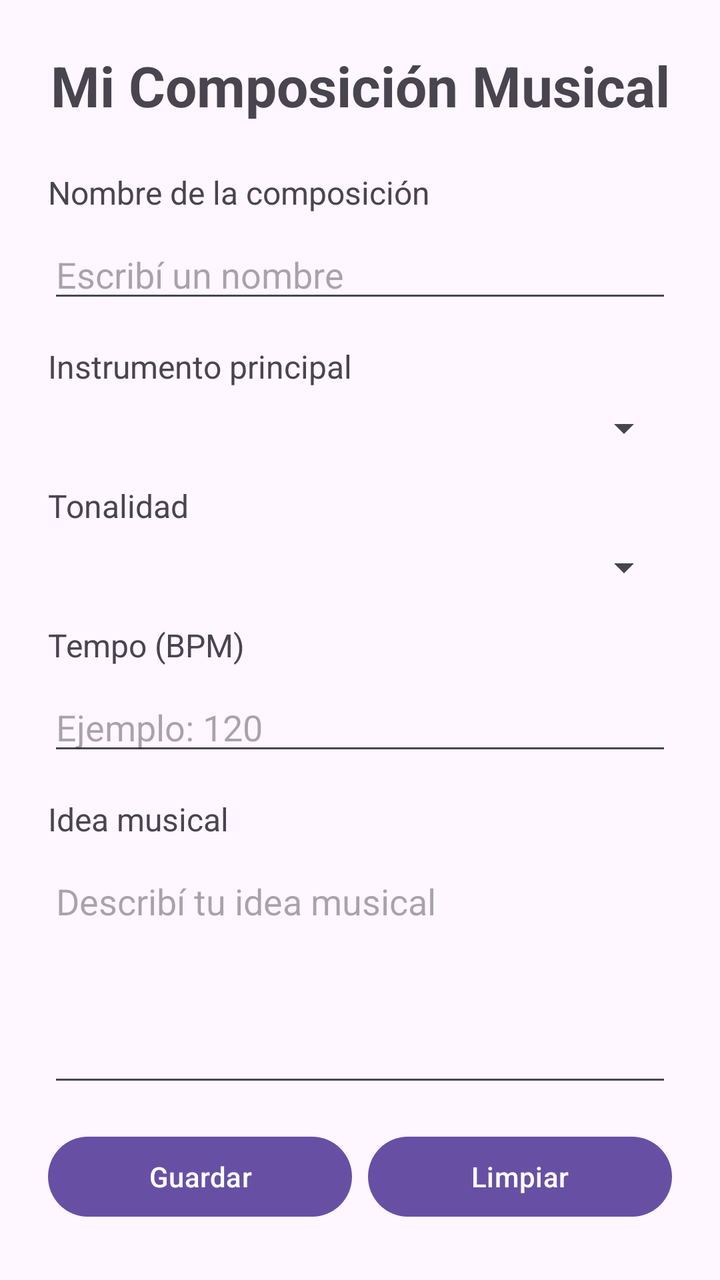
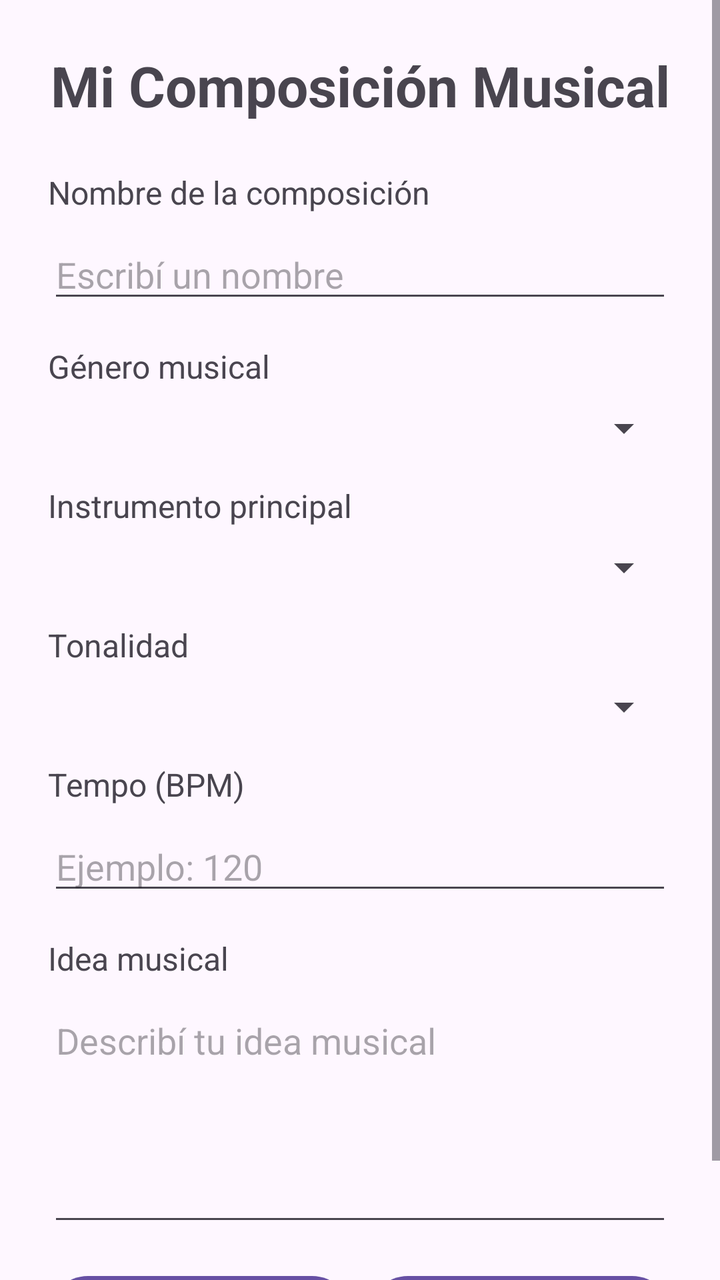

Two renders of the same Android screen: before a commit and after it. Below are the layout's source before the change and the commit's diff.
<!-- AndroidManifest.xml: application theme Theme.MiApp -->
<!-- res/layout/activity_main.xml -->
<?xml version="1.0" encoding="utf-8"?>
<androidx.constraintlayout.widget.ConstraintLayout
    xmlns:android="http://schemas.android.com/apk/res/android"
    xmlns:app="http://schemas.android.com/apk/res-auto"
    android:layout_width="match_parent"
    android:layout_height="match_parent">

    <ScrollView
        android:layout_width="0dp"
        android:layout_height="0dp"
        android:fillViewport="true"
        app:layout_constraintTop_toTopOf="parent"
        app:layout_constraintBottom_toBottomOf="parent"
        app:layout_constraintStart_toStartOf="parent"
        app:layout_constraintEnd_toEndOf="parent">

        <LinearLayout
            android:layout_width="match_parent"
            android:layout_height="wrap_content"
            android:orientation="vertical"
            android:padding="24dp">

            <TextView
                android:layout_width="match_parent"
                android:layout_height="wrap_content"
                android:layout_marginBottom="24dp"
                android:gravity="center"
                android:text="Mi Composición Musical"
                android:textSize="28sp"
                android:textStyle="bold" />

            <TextView
                android:layout_width="wrap_content"
                android:layout_height="wrap_content"
                android:layout_marginBottom="8dp"
                android:text="Nombre de la composición"
                android:textSize="16sp" />

            <EditText
                android:id="@+id/edtNombre"
                android:layout_width="match_parent"
                android:layout_height="wrap_content"
                android:layout_marginBottom="16dp"
                android:hint="Escribí un nombre" />

            <TextView
                android:layout_width="wrap_content"
                android:layout_height="wrap_content"
                android:layout_marginBottom="8dp"
                android:text="Instrumento principal"
                android:textSize="16sp" />

            <Spinner
                android:id="@+id/spinnerInstrumento"
                android:layout_width="match_parent"
                android:layout_height="wrap_content"
                android:layout_marginBottom="16dp" />

            <TextView
                android:layout_width="wrap_content"
                android:layout_height="wrap_content"
                android:layout_marginBottom="8dp"
                android:text="Tonalidad"
                android:textSize="16sp" />

            <Spinner
                android:id="@+id/spinnerTonalidad"
                android:layout_width="match_parent"
                android:layout_height="wrap_content"
                android:layout_marginBottom="16dp" />

            <TextView
                android:layout_width="wrap_content"
                android:layout_height="wrap_content"
                android:layout_marginBottom="8dp"
                android:text="Tempo (BPM)"
                android:textSize="16sp" />

            <EditText
                android:id="@+id/edtTempo"
                android:layout_width="match_parent"
                android:layout_height="wrap_content"
                android:layout_marginBottom="16dp"
                android:hint="Ejemplo: 120"
                android:inputType="number" />

            <TextView
                android:layout_width="wrap_content"
                android:layout_height="wrap_content"
                android:layout_marginBottom="8dp"
                android:text="Idea musical"
                android:textSize="16sp" />

            <EditText
                android:id="@+id/edtIdea"
                android:layout_width="match_parent"
                android:layout_height="120dp"
                android:layout_marginBottom="16dp"
                android:gravity="top"
                android:hint="Describí tu idea musical"
                android:inputType="textMultiLine" />

            <LinearLayout
                android:layout_width="match_parent"
                android:layout_height="wrap_content"
                android:orientation="horizontal">

                <Button
                    android:id="@+id/btnGuardar"
                    android:layout_width="0dp"
                    android:layout_height="wrap_content"
                    android:layout_weight="1"
                    android:text="Guardar" />

                <Button
                    android:id="@+id/btnLimpiar"
                    android:layout_width="0dp"
                    android:layout_height="wrap_content"
                    android:layout_marginStart="8dp"
                    android:layout_weight="1"
                    android:text="Limpiar" />

            </LinearLayout>

        </LinearLayout>

    </ScrollView>

</androidx.constraintlayout.widget.ConstraintLayout>
<!-- resources referenced by this layout -->
<resources>
  <style name="Theme.MiApp" parent="Base.Theme.MiApp" />
  <style name="Base.Theme.MiApp" parent="Theme.Material3.DayNight.NoActionBar">
          
          
      </style>
</resources>

<!-- the commit's change to res/layout/activity_main.xml (unified diff, before → after) -->
@@ -42,6 +42,19 @@
                 android:layout_height="wrap_content"
                 android:layout_marginBottom="16dp"
                 android:hint="Escribí un nombre" />
+
+            <TextView
+                android:layout_width="wrap_content"
+                android:layout_height="wrap_content"
+                android:layout_marginBottom="8dp"
+                android:text="Género musical"
+                android:textSize="16sp" />
+
+            <Spinner
+                android:id="@+id/spinnerGenero"
+                android:layout_width="match_parent"
+                android:layout_height="wrap_content"
+                android:layout_marginBottom="16dp" />
 
             <TextView
                 android:layout_width="wrap_content"
